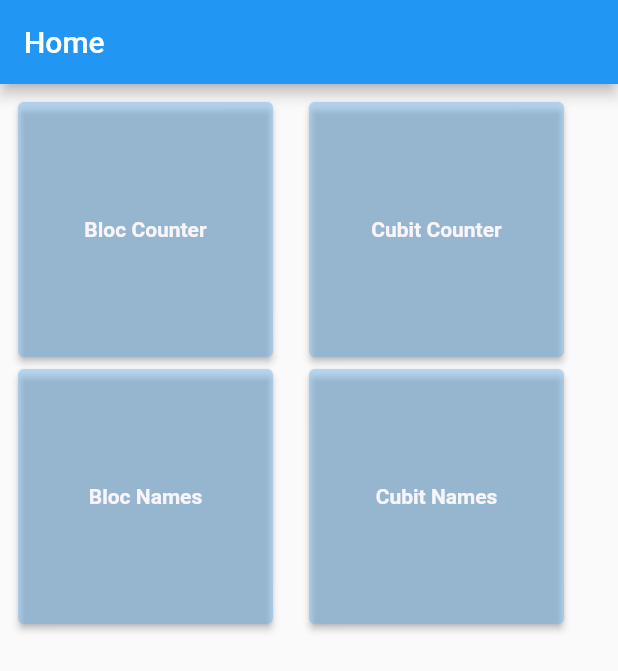
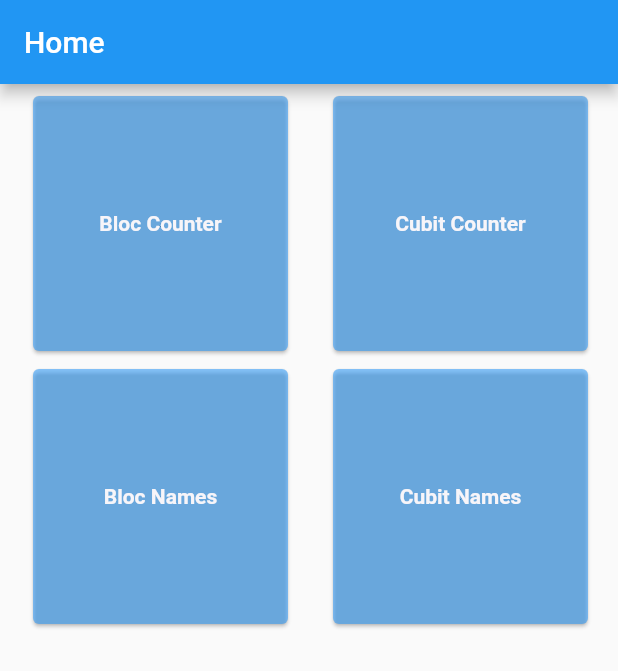
Before and after one commit to giseletoledo/bloc-flutter, a Flutter app: the screen it shows after launch, on a phone screen of 412 x 824 dp. Shown: the top 671 px of the screen. Run offline on Flutter 3.47's test engine with Material 2 defaults, Android fonts, the phone set to English and light mode, and no system bars; our stand-ins replace bloc, flutter_bloc.

Commit message:
Mudando o evento de clique para o botão todo

```diff
--- a/counter_bloc/lib/widgets/button_card.dart
+++ b/counter_bloc/lib/widgets/button_card.dart
@@ -12,22 +12,23 @@ class ButtonCard extends StatelessWidget {
 
   @override
   Widget build(BuildContext context) {
-    return Card(
-      elevation: 2,
-      color: const Color.fromARGB(110, 108, 180, 242),
+    return GestureDetector(
+      onTap: onTap,
+      child: Card(
+        margin: const EdgeInsets.only(left: 14, bottom: 12),
+        color: const Color.fromARGB(145, 48, 156, 250),
         child: SizedBox(
             width: 170,
             height: 170,
             child: Center(
-            child: GestureDetector(
-                onTap: onTap,
               child: Text(
                 label,
                 style: const TextStyle(
                     color: Color.fromARGB(255, 247, 245, 249),
                     fontWeight: FontWeight.bold),
+              ),
             )),
-          )),
+      ),
     );
   }
 }
```
Lines whose indentation alone changed are shown as unchanged.
